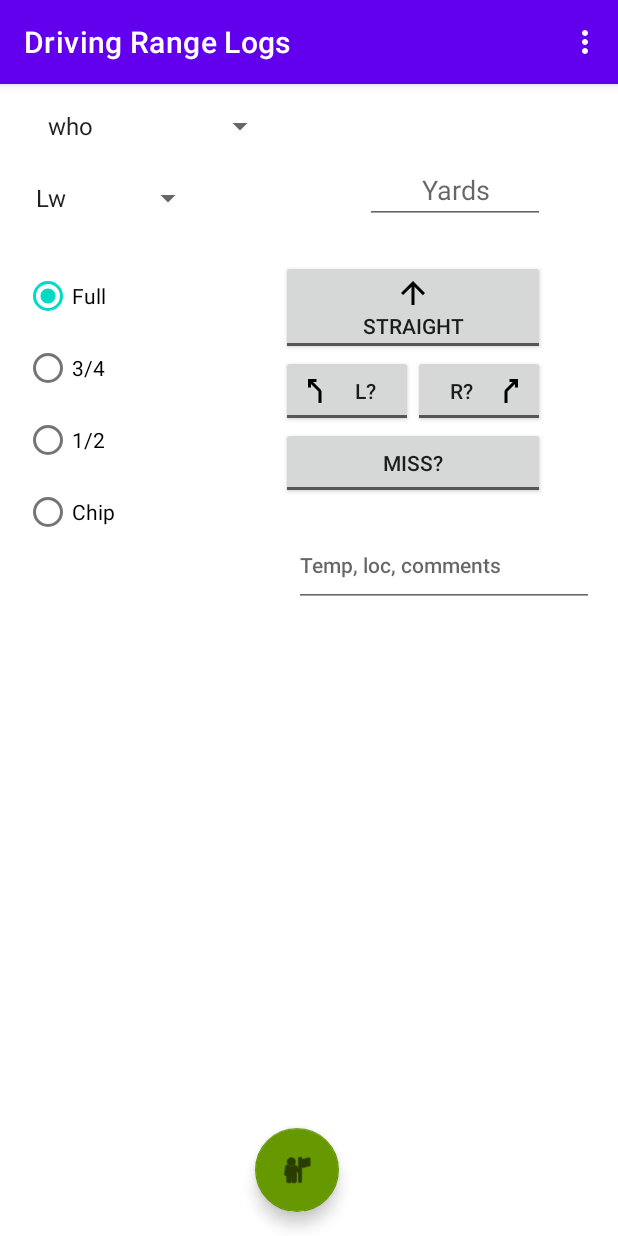
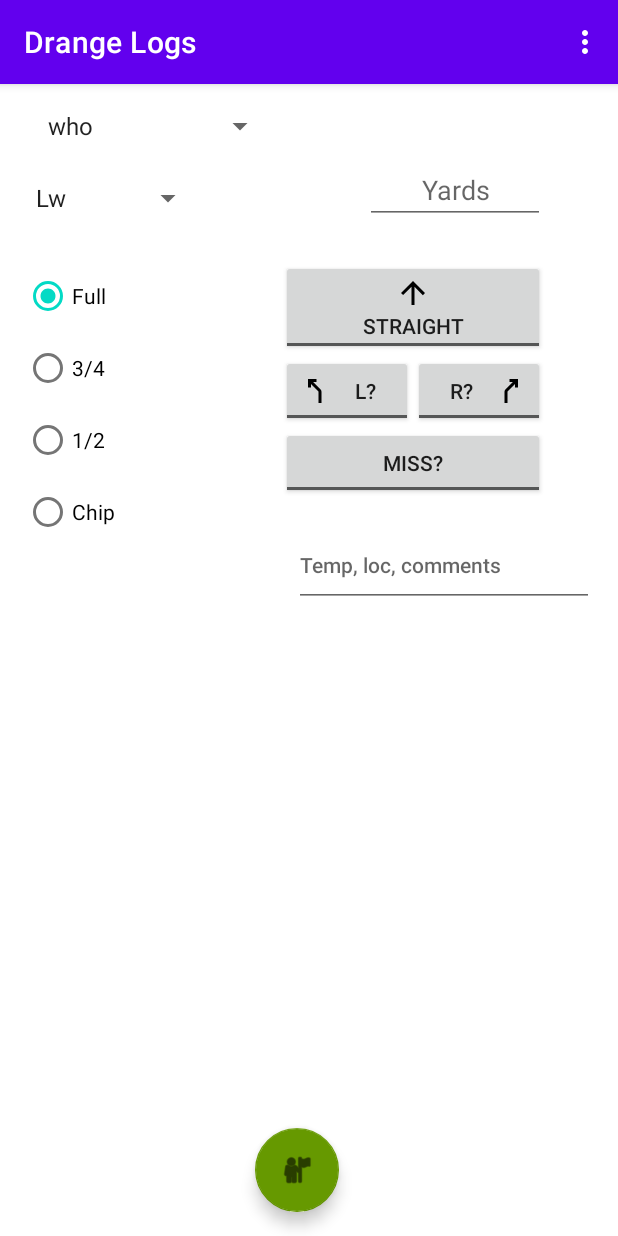
Before and after one commit to droidacts/DrangeNotes, an Android app: the screen it shows after launch (MainActivity), on a phone screen of 412 x 824 dp. Run offline under Robolectric (Android 15) with nearby library versions, the phone set to English and light mode, and no system bars; our stand-ins replace Room's generated code, navigation-ui.

Commit message:
Ver 0.93-3: documentation, code cleanup, updated lib packages

```diff
--- a/app/src/main/AndroidManifest.xml
+++ b/app/src/main/AndroidManifest.xml
@@ -1,9 +1,6 @@
 <?xml version="1.0" encoding="utf-8"?>
 <manifest xmlns:android="http://schemas.android.com/apk/res/android"
     xmlns:tools="http://schemas.android.com/tools">
-
-    <uses-permission android:name="android.permission.WRITE_EXTERNAL_STORAGE"
-        android:maxSdkVersion="32" />
 
     <application
         android:allowBackup="true"
--- a/app/src/main/java/org/xluz/droidacts/drangenotes/CCgolfDB.kt
+++ b/app/src/main/java/org/xluz/droidacts/drangenotes/CCgolfDB.kt
@@ -48,7 +48,7 @@ abstract class CCgolfDB : RoomDatabase() {
                     .allowMainThreadQueries()    //for testing
                     .build()
                 DBfullpath = actmain.getDatabasePath(DBfilename)
-                Log.d("appDB", "gerating new .db from asset")
+                Log.d("appDB", "generating new .db from asset")
             }
             return oneINSTANCE as CCgolfDB
         }
--- a/app/src/main/java/org/xluz/droidacts/drangenotes/CCgolfDBDao.kt
+++ b/app/src/main/java/org/xluz/droidacts/drangenotes/CCgolfDBDao.kt
@@ -10,9 +10,11 @@ import androidx.room.*
 
 @Dao
 interface CCgolfDBDao {
+    @Query("SELECT sqlite_version()")
+    fun getSqliteVer(): String
+
     @Query("SELECT * FROM Golfers ORDER BY id")
     fun getGolfers(): List<Golferdata>
-
     @Query("SELECT title FROM Sticks ORDER BY id LIMIT 14")
     fun getSticksDefault(): List<String>
 
@@ -34,5 +36,5 @@ interface CCgolfDBDao {
     @Query("SELECT * from Shots WHERE (golfer=:player) and (datetime BETWEEN :timenow-86400 AND :timenow) ORDER BY datetime")
     suspend fun getRecentdayShotsBy(timenow: Long, player: Int): List<Shotdata>
     @Query("SELECT * from Shots WHERE (golfer=:player) and (datetime > :ttime) ORDER BY datetime DESC LIMIT :n")
-    suspend fun getLastNShotsBySince(n: Int, player: Int, ttime: Long,): List<Shotdata>
+    suspend fun getLastNShotsBySince(n: Int, player: Int, ttime: Long): List<Shotdata>
 }
--- a/app/src/main/java/org/xluz/droidacts/drangenotes/ZeothFragment.kt
+++ b/app/src/main/java/org/xluz/droidacts/drangenotes/ZeothFragment.kt
@@ -1,7 +1,7 @@
 package org.xluz.droidacts.drangenotes
 /**
 An Android app to record shots distances during driving range practice
-Copyright(C) 2023 by Cecil Cheung PhD
+Copyright(C) 2024 by Cecil Cheung PhD
 
 This source code file is released under GNU General Public License version 3.
 See www.gnu.org/licenses/gpl-3.0.html
--- a/app/src/main/res/layout/activity_main.xml
+++ b/app/src/main/res/layout/activity_main.xml
@@ -29,7 +29,7 @@
         android:layout_gravity="bottom|center"
         android:layout_marginEnd="@dimen/fab_margin"
         android:layout_marginBottom="16dp"
-        android:contentDescription="@string/hello_second_fragment"
+        android:contentDescription="@string/first_fragment_label"
         app:backgroundTint="@android:color/holo_green_dark"
         app:srcCompat="@android:drawable/ic_menu_myplaces" />
 
--- a/app/src/main/res/layout/fragment_logs.xml
+++ b/app/src/main/res/layout/fragment_logs.xml
@@ -22,6 +22,7 @@
             android:layout_marginEnd="16dp"
             android:layout_marginBottom="16dp"
             android:contentDescription="@string/button_export_log"
+            app:fabSize="auto"
             app:layout_constraintBottom_toBottomOf="parent"
             app:layout_constraintEnd_toEndOf="parent"
             app:srcCompat="@android:drawable/ic_menu_share" />
--- a/app/src/main/res/navigation/nav_graph.xml
+++ b/app/src/main/res/navigation/nav_graph.xml
@@ -8,7 +8,7 @@
     <fragment
         android:id="@+id/zeothFragment"
         android:name="org.xluz.droidacts.drangenotes.ZeothFragment"
-        android:label="@string/first_fragment_label" >
+        android:label="@string/app_name" >
         <action
             android:id="@+id/action_zeothFragment_to_logsFragment"
             app:destination="@id/logsFragment" />
--- a/app/src/main/res/values/strings.xml
+++ b/app/src/main/res/values/strings.xml
@@ -1,12 +1,8 @@
 <resources xmlns:tools="http://schemas.android.com/tools">
     <!-- Strings used for fragments for navigation -->
-    <string name="first_fragment_label">Driving Range Logs</string>
-    <string name="second_fragment_label">Driving Range Notes</string>
+    <string name="first_fragment_label">Log the Shot</string>
+    <string name="second_fragment_label">Range Notes</string>
     <string name="logs_fragment_label">Shots logged</string>
-    <string name="next">Notes style</string>
-    <string name="previous">\>Compact</string>
-    <string name="hello_first_fragment">Golfer</string>
-    <string name="hello_second_fragment">Log the entry</string>
     <!-- -->
     <string name="app_name">Drange Logs</string>
     <string name="menu_item_settings">use meters</string>
@@ -47,7 +43,7 @@
     <string name="text_yds">yds</string>
     <string name="text_spaceholder1" />
     <string name="large_text">
-        "Choose a player and recent option, then press Query to refresh logs.\n"
+        "Choose a player and recent option, then refresh logs.\n"
     </string>
     <string name="button_export_log">Export</string>
     <string name="button_query_log">Query</string>
```
Also changed, not shown: app/build.gradle (+7 -6 lines), app/src/main/java/org/xluz/droidacts/drangenotes/MainActivity.kt (+14 -9 lines), app/src/main/java/org/xluz/droidacts/drangenotes/QuerylogsViewmodel.kt (+21 -18 lines), 6 other files.
